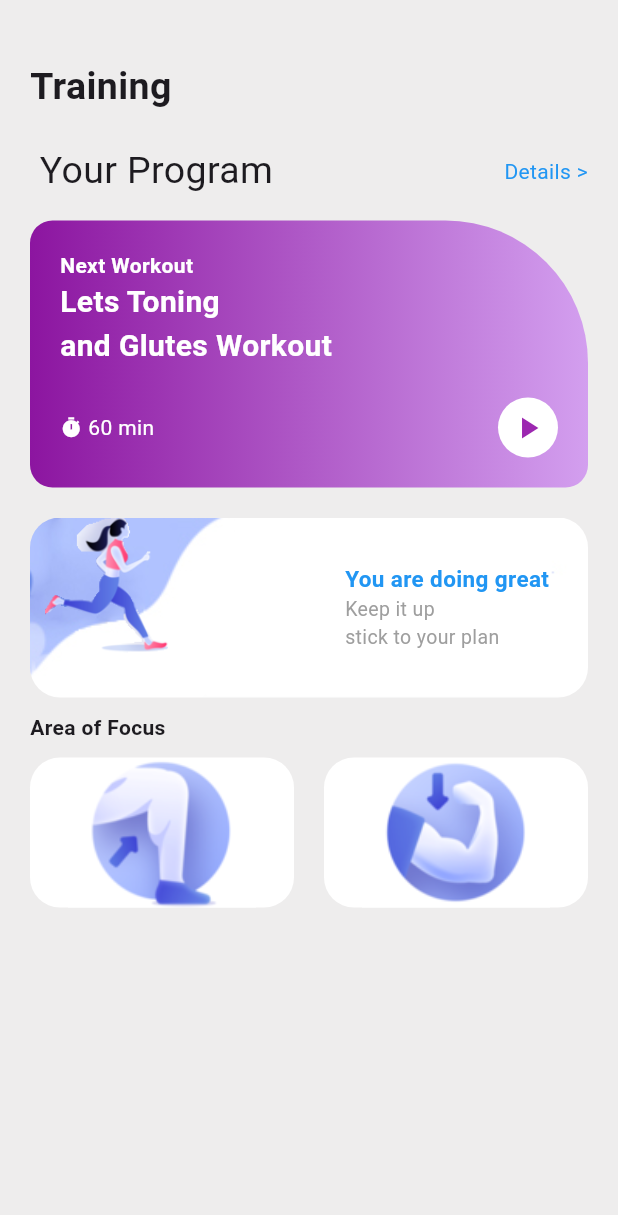
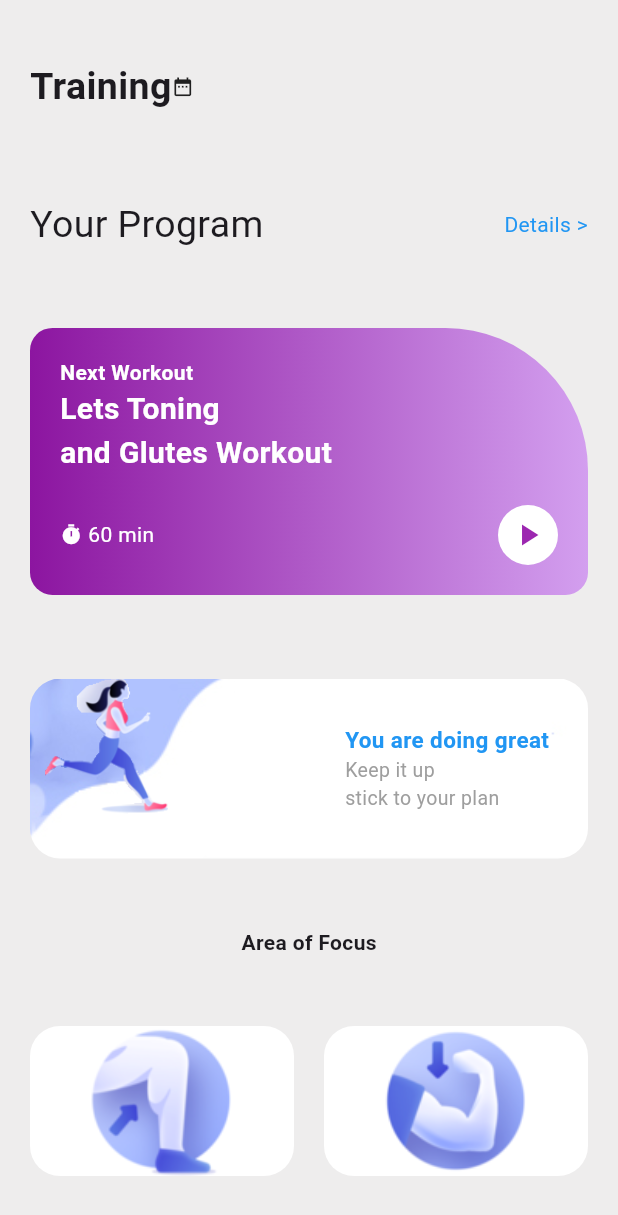
Before and after one commit to BungaDOR/mobile_programming2025, a Flutter app: the screen it shows after launch, on a phone screen of 412 x 824 dp. Shown: the top 1215 px of the screen. Run offline on Flutter 3.47's test engine with Material 3 defaults, Android fonts, the phone set to English and light mode, and no system bars.

Commit message:
buat icon date

```diff
--- a/lib/tugas/quiz_1.dart
+++ b/lib/tugas/quiz_1.dart
@@ -11,15 +11,24 @@ class quiz_1 extends StatelessWidget {
       body: Padding(
         padding: const EdgeInsets.symmetric(horizontal: 20, vertical: 40),
         child: Column(
-          crossAxisAlignment: CrossAxisAlignment.start,
+        mainAxisAlignment: MainAxisAlignment.spaceBetween,
               children: [
-                Text("Training",
-                style: TextStyle(fontSize: 25, fontWeight: FontWeight.bold),),
+                Container(
+                  width: double.infinity,
+                  color: Colors.transparent,
+                  child: Row(
+                    children: [
+                      Text("Training",
+                      style: TextStyle(fontSize: 25, fontWeight: FontWeight.bold),),
+                      Icon(Icons.date_range, size: 15,),
+                    ],
+                  ),
+                ),
                 SizedBox(height: 20),
               Row(
                 mainAxisAlignment: MainAxisAlignment.spaceBetween,
                 children: [
-                  Text(" Your Program",
+                  Text("Your Program",
                   style: TextStyle(fontSize: 25,fontWeight: FontWeight.normal),),
                   Text("Details >",
                   style: TextStyle(color: Colors.blue),),
```
